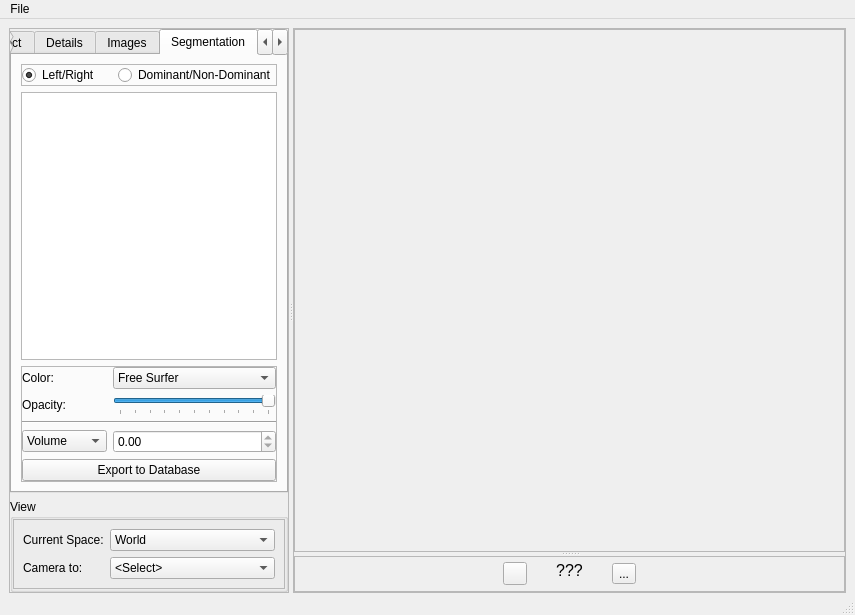
The window that braviz/interaction/qt_guis/subject_overview.ui (diego0020/braviz-app) describes before a commit, drawn with Qt 5.
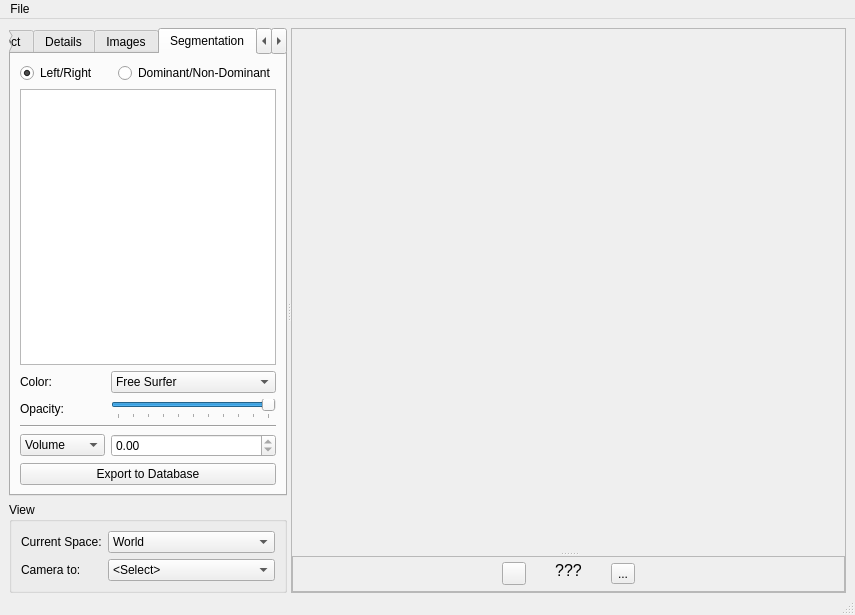
The same window after the commit. The open tabs and pages were chosen to show the change. Icons and pictures are not drawn.

Commit message: loading scenarios in sample overview

Patch:
```diff
--- a/braviz/interaction/qt_guis/subject_overview.ui
+++ b/braviz/interaction/qt_guis/subject_overview.ui
@@ -31,7 +31,7 @@
       </property>
       <widget class="QFrame" name="Control_Frame">
        <property name="frameShape">
-        <enum>QFrame::StyledPanel</enum>
+        <enum>QFrame::NoFrame</enum>
        </property>
        <property name="frameShadow">
         <enum>QFrame::Raised</enum>
@@ -481,7 +481,7 @@
             <item>
              <widget class="QFrame" name="frame_4">
               <property name="frameShape">
-               <enum>QFrame::StyledPanel</enum>
+               <enum>QFrame::NoFrame</enum>
               </property>
               <property name="frameShadow">
                <enum>QFrame::Raised</enum>
@@ -544,7 +544,7 @@
             <item>
              <widget class="QFrame" name="frame_5">
               <property name="frameShape">
-               <enum>QFrame::StyledPanel</enum>
+               <enum>QFrame::NoFrame</enum>
               </property>
               <property name="frameShadow">
                <enum>QFrame::Raised</enum>
@@ -935,7 +935,7 @@
            <item>
             <widget class="QFrame" name="frame_2">
              <property name="frameShape">
-              <enum>QFrame::StyledPanel</enum>
+              <enum>QFrame::NoFrame</enum>
              </property>
              <property name="frameShadow">
               <enum>QFrame::Raised</enum>
@@ -1110,7 +1110,7 @@
             </size>
            </property>
            <property name="frameShape">
-            <enum>QFrame::StyledPanel</enum>
+            <enum>QFrame::NoFrame</enum>
            </property>
            <property name="frameShadow">
             <enum>QFrame::Raised</enum>
```
Left out of the diff: 4 changed lines with no effect on the pictures. The commit also changes 7 other files.
